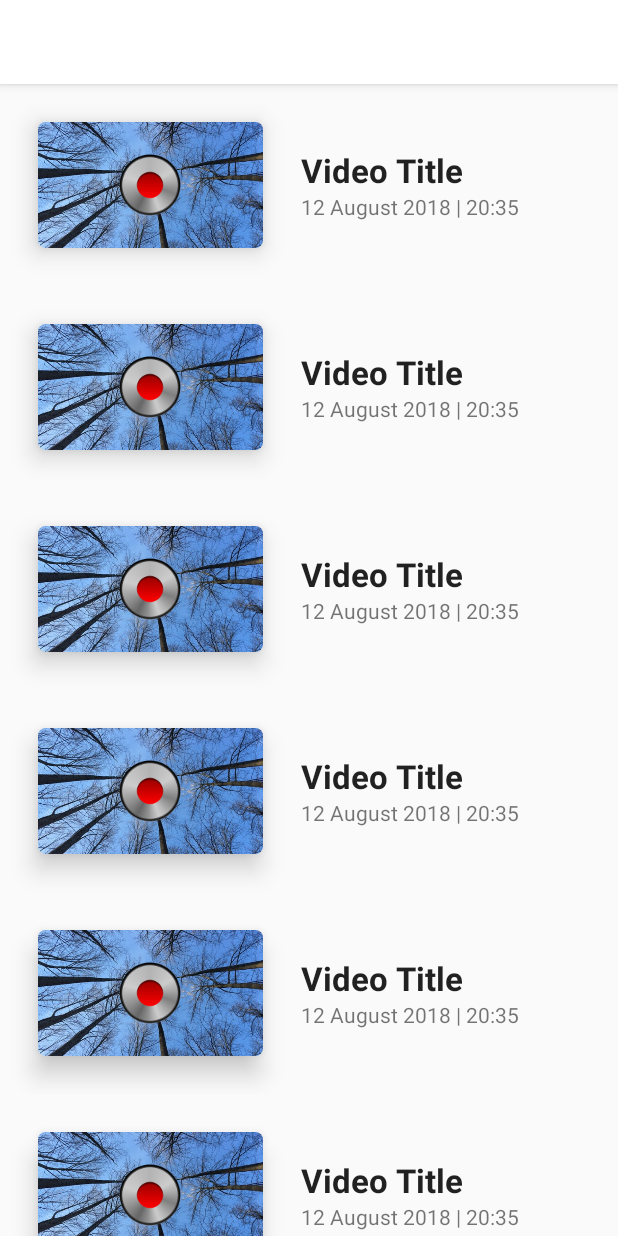
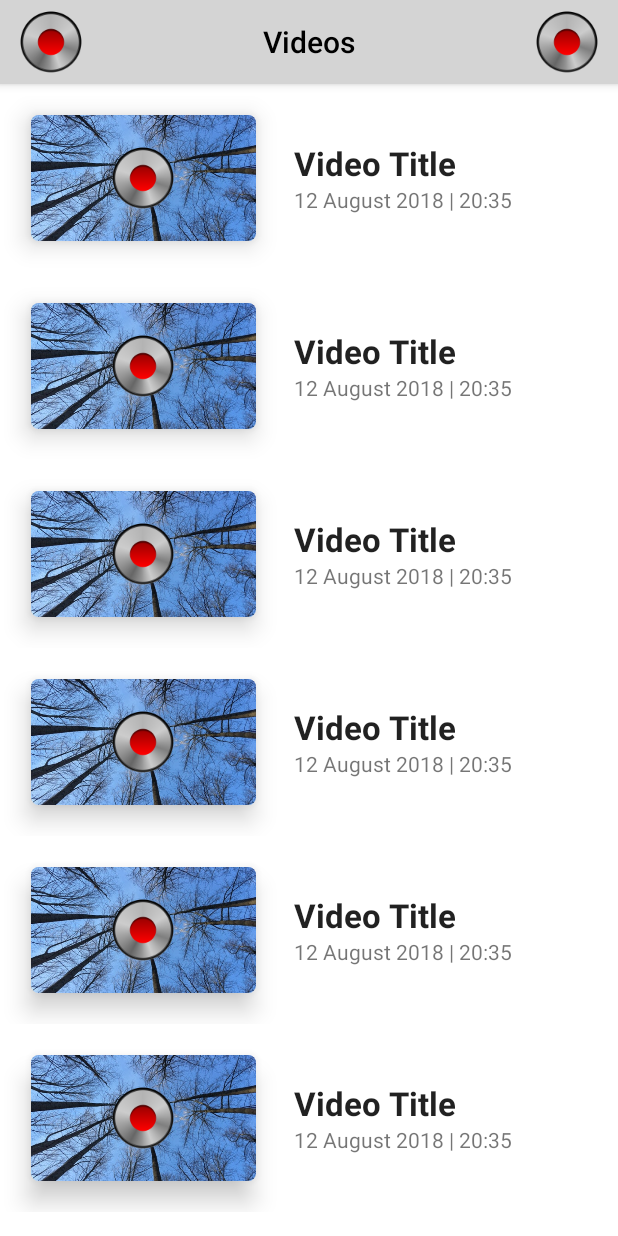
Before and after one commit to sicillian7/annotateapp, an Android app: the screen it shows after launch (HomeActivity), on a phone screen of 412 x 824 dp. Run offline under Robolectric (Android 15) with nearby library versions, the phone set to English and light mode, and no system bars; our stand-ins replace Dagger/Hilt's generated code, Picasso; plain views replace ShadowImageView; pictures from the network do not load.

Commit message:
Added the Toolbar and some minor changes

```diff
--- a/app/build.gradle
+++ b/app/build.gradle
@@ -29,7 +29,6 @@ dependencies {
 
     def lifecycle_version = "1.1.1"
 
-
     implementation fileTree(include: ['*.jar'], dir: 'libs')
     implementation 'com.android.support:appcompat-v7:28.0.0-rc01'
     implementation 'com.android.support.constraint:constraint-layout:1.1.2'
@@ -55,7 +54,7 @@ dependencies {
     implementation 'com.squareup.picasso:picasso:2.71828'
 
     //image rounding and shadow
-    implementation 'com.yinglan.shadowimageview:shadowimageview:1.0.4'
+    //implementation 'com.yinglan.shadowimageview:shadowimageview:1.0.4'
 
     implementation 'com.android.support:cardview-v7:27.1.1'
 
--- a/app/src/main/AndroidManifest.xml
+++ b/app/src/main/AndroidManifest.xml
@@ -14,7 +14,6 @@
         android:name=".InspektARApplication"
         android:allowBackup="true"
         android:icon="@mipmap/ic_launcher"
-        android:label="@string/app_name"
         android:roundIcon="@mipmap/ic_launcher_round"
         android:supportsRtl="true"
         android:theme="@style/AppTheme">
--- a/app/src/main/java/com/interworks/inspektar/home/HomeActivity.java
+++ b/app/src/main/java/com/interworks/inspektar/home/HomeActivity.java
@@ -2,27 +2,35 @@ package com.interworks.inspektar.home;
 
 import android.app.Activity;
 import android.os.Bundle;
+import android.support.v7.app.AppCompatActivity;
 import android.support.v7.widget.LinearLayoutManager;
 import android.support.v7.widget.RecyclerView;
+import android.support.v7.widget.Toolbar;
 
 import com.interworks.inspektar.R;
 import com.interworks.inspektar.base.BaseActivity;
 
 import java.util.ArrayList;
 
-public class HomeActivity extends BaseActivity{
+public class HomeActivity extends AppCompatActivity{
 
-    ArrayList<VideoListTestData> videoList;
+    private ArrayList<VideoListTestData> videoList;
+    private Toolbar mTopToolbar;
 
-    @Override
+    /*@Override
     protected int getContentView() {
         return R.layout.activity_main;
-    }
+    }*/
 
     @Override
     protected void onCreate(Bundle savedInstanceState) {
         super.onCreate(savedInstanceState);
         setContentView(R.layout.activity_main);
+
+        mTopToolbar = findViewById(R.id.toolbarTop);
+        setSupportActionBar(mTopToolbar);
+        getSupportActionBar().setDisplayShowTitleEnabled(false);
+
 
         RecyclerView rvTestVideos = findViewById(R.id.rvVideoList);
 
--- a/app/src/main/java/com/interworks/inspektar/home/HomeAdapter.java
+++ b/app/src/main/java/com/interworks/inspektar/home/HomeAdapter.java
@@ -12,7 +12,6 @@ import android.widget.TextView;
 import com.interworks.inspektar.R;
 import com.interworks.inspektar.utils.ImageUtils;
 import com.squareup.picasso.Picasso;
-import com.yinglan.shadowimageview.ShadowImageView;
 
 import java.util.List;
 
@@ -36,10 +35,10 @@ public class HomeAdapter extends RecyclerView.Adapter<HomeAdapter.ViewHolder> {
         LayoutInflater inflater = LayoutInflater.from(context);
 
         // Inflate the custom layout
-        View contactView = inflater.inflate(R.layout.item_video, parent, false);
+        View view = inflater.inflate(R.layout.item_video, parent, false);
 
         // Return a new holder instance
-        ViewHolder viewHolder = new ViewHolder(contactView);
+        ViewHolder viewHolder = new ViewHolder(view);
         return viewHolder;
     }
 
@@ -50,26 +49,36 @@ public class HomeAdapter extends RecyclerView.Adapter<HomeAdapter.ViewHolder> {
 
         VideoListTestData testData = mTestData.get(position);
 
-        ImageView ivVideo = holder.ivVideoImage;
-        ivVideo.setImageResource(testData.getImage());
 
-        /*Picasso.get()
-                .load(testData.getImage())
-                .transform(new ImageUtils(150, 0))
-                .into(ivVideo);*/
+        ViewHolder viewHolder = holder;
+        viewHolder.setIsRecyclable(false);
+        viewHolder.tvVideoTitle.setText(testData.getTitle());
+        viewHolder.tvVideoDate.setText(testData.getDate());
+        viewHolder.tvVideoHour.setText(testData.getHour());
+        viewHolder.ivVideoImage.setImageResource(testData.getImage());
+        viewHolder.ivPlayBtn.setImageResource(R.drawable.ic_btn_rec);
 
 
-        TextView tvTitle = holder.tvVideoTitle;
-        tvTitle.setText(testData.getTitle());
-
-        TextView tvDate = holder.tvVideoDate;
-        tvDate.setText(testData.getDate());
-
-        TextView tvHour = holder.tvVideoHour;
-        tvHour.setText(testData.getHour());
-
-        ImageView ivPlay = holder.ivPlayBtn;
-        ivPlay.setImageResource(R.drawable.ic_btn_rec);
+//        ImageView ivVideo = holder.ivVideoImage;
+//        ivVideo.setImageResource(testData.getImage());
+//
+//        /*Picasso.get()
+//                .load(testData.getImage())
+//                .transform(new ImageUtils(150, 0))
+//                .into(ivVideo);*/
+//
+//
+//        TextView tvTitle = holder.tvVideoTitle;
+//        tvTitle.setText(testData.getTitle());
+//
+//        TextView tvDate = holder.tvVideoDate;
+//        tvDate.setText(testData.getDate());
+//
+//        TextView tvHour = holder.tvVideoHour;
+//        tvHour.setText(testData.getHour());
+//
+//        ImageView ivPlay = holder.ivPlayBtn;
+//        ivPlay.setImageResource(R.drawable.ic_btn_rec);
 
     }
 
--- a/app/src/main/res/layout/activity_main.xml
+++ b/app/src/main/res/layout/activity_main.xml
@@ -2,17 +2,22 @@
 <android.support.constraint.ConstraintLayout xmlns:android="http://schemas.android.com/apk/res/android"
     xmlns:app="http://schemas.android.com/apk/res-auto"
     xmlns:tools="http://schemas.android.com/tools"
+    android:fitsSystemWindows="true"
     android:layout_width="match_parent"
-    android:layout_height="match_parent"
-    tools:context=".MainActivity">
+    android:layout_height="match_parent">
+
+    <include
+        android:id="@+id/toolbarTop"
+        layout="@layout/toolbar_home" />
 
     <android.support.v7.widget.RecyclerView
         android:id="@+id/rvVideoList"
-        tools:listitem="@layout/item_video"
         android:layout_width="0dp"
         android:layout_height="0dp"
+        android:background="@android:color/white"
         app:layout_constraintBottom_toBottomOf="parent"
         app:layout_constraintEnd_toEndOf="parent"
         app:layout_constraintStart_toStartOf="parent"
-        app:layout_constraintTop_toTopOf="parent" />
+        app:layout_constraintTop_toBottomOf="@+id/toolbarTop"
+        tools:listitem="@layout/item_video" />
 </android.support.constraint.ConstraintLayout>
--- a/app/src/main/res/layout/item_video.xml
+++ b/app/src/main/res/layout/item_video.xml
@@ -4,65 +4,34 @@
     xmlns:tools="http://schemas.android.com/tools"
     android:layout_width="match_parent"
     android:layout_height="wrap_content"
+    android:clipChildren="false"
+    android:clipToPadding="false"
     android:orientation="horizontal"
-    android:padding="20dp"
+    android:padding="15dp"
+    android:background="@android:color/white"
     android:shadowColor="#000"
     android:shadowDx="0"
-    android:clipToPadding="false"
-    android:clipChildren="false"
     android:shadowDy="30"
     android:shadowRadius="50">
-
-
-    <!--<FrameLayout-->
-    <!--android:layout_width="wrap_content"-->
-    <!--android:layout_height="wrap_content">-->
-
-    <!--<com.yinglan.shadowimageview.ShadowImageView-->
-    <!--android:id="@+id/ivVideoImage"-->
-    <!--android:layout_width="200dp"-->
-    <!--android:layout_height="113dp"-->
-
-    <!--android:layout_centerInParent="true"-->
-    <!--android:contentDescription="TODO"-->
-    <!--app:shadowColor="@android:color/black"-->
-    <!--app:shadowRound="1dp"-->
-    <!--app:shadowSrc="@drawable/list_test" />-->
-
-    <!--<ImageView
-        android:background="@android:color/transparent"
-        android:id="@+id/ivVideoImage"
-        android:layout_width="150dp"
-        android:layout_height="wrap_content"
-        android:adjustViewBounds="true"
-        android:contentDescription="TODO"
-        android:scaleType="centerCrop"
-        tools:src="@drawable/list_test" />-->
-
-    <!--<FrameLayout
-        android:layout_width="140dp"
-        android:layout_height="match_parent"
-        android:elevation="5dp"
-        android:background="@drawable/rounded_layout_shape"></FrameLayout>-->
 
     <android.support.v7.widget.CardView xmlns:card_view="http://schemas.android.com/apk/res-auto"
         android:id="@+id/card_view"
         android:layout_width="wrap_content"
         android:layout_height="wrap_content"
+        android:layout_gravity="center"
+        android:layout_margin="5dp"
+        android:clipChildren="false"
         android:clipToPadding="false"
-        android:clipChildren="false"
-        card_view:cardPreventCornerOverlap="false"
+        card_view:cardCornerRadius="5dp"
         card_view:cardElevation="10dp"
-        android:layout_margin="5dp"
-        android:layout_gravity="center"
-        card_view:cardCornerRadius="5dp">
+        card_view:cardPreventCornerOverlap="false">
+
         <ImageView
-            android:background="@android:color/transparent"
             android:id="@+id/ivVideoImage"
             android:layout_width="150dp"
             android:layout_height="wrap_content"
-
             android:adjustViewBounds="true"
+            android:background="@android:color/transparent"
             android:contentDescription="TODO"
             android:scaleType="centerCrop"
             tools:src="@drawable/list_test" />
@@ -75,7 +44,6 @@
             android:layout_gravity="center"
             android:contentDescription="TODO"
             tools:src="@drawable/ic_btn_rec" />
-        <!--</FrameLayout>-->
     </android.support.v7.widget.CardView>
 
     <LinearLayout
--- /dev/null
+++ b/app/src/main/res/layout/toolbar_home.xml
@@ -0,0 +1,41 @@
+<?xml version="1.0" encoding="utf-8"?>
+<android.support.v7.widget.Toolbar xmlns:android="http://schemas.android.com/apk/res/android"
+    xmlns:app="http://schemas.android.com/apk/res-auto"
+
+    android:id="@+id/toolbar"
+    android:layout_width="match_parent"
+    android:layout_height="?attr/actionBarSize"
+    android:layout_alignParentEnd="true"
+    android:layout_alignParentStart="true"
+    android:layout_alignParentTop="true"
+    android:background="@color/action_bar_gray"
+    app:contentInsetLeft="0dp"
+    app:contentInsetStart="0dp"
+    android:elevation="4dp">
+
+    <TextView
+        android:id="@+id/toolbar_title"
+        style="@style/TextAppearance.AppCompat.Widget.ActionBar.Title"
+        android:layout_width="wrap_content"
+        android:layout_height="wrap_content"
+        android:layout_gravity="center"
+        android:text="Videos"
+        android:textColor="@android:color/black" />
+
+
+    <ImageView
+        android:id="@+id/toobarLeftIcon"
+        android:layout_width="wrap_content"
+        android:layout_marginLeft="10dp"
+        android:layout_height="wrap_content"
+        android:layout_gravity="left"
+        android:src="@drawable/ic_btn_rec" />
+
+    <ImageView
+        android:id="@+id/toobarRightIcon"
+        android:layout_width="wrap_content"
+        android:layout_height="wrap_content"
+        android:layout_marginRight="10dp"
+        android:layout_gravity="right"
+        android:src="@drawable/ic_btn_rec" />
+</android.support.v7.widget.Toolbar>
--- /dev/null
+++ b/app/src/main/res/menu/home.xml
@@ -0,0 +1,14 @@
+<?xml version="1.0" encoding="utf-8"?>
+<menu xmlns:android="http://schemas.android.com/apk/res/android"
+    xmlns:app="http://schemas.android.com/apk/res-auto"
+    xmlns:tools="http://schemas.android.com/tools"
+    tools:context=".home.HomeActivity">
+
+    <item
+        android:id="@+id/action_favorite"
+        android:orderInCategory="300"
+        android:title=""
+        android:icon="@drawable/ic_btn_rec"
+        app:showAsAction="ifRoom"></item>
+
+</menu>
--- a/app/src/main/res/values/colors.xml
+++ b/app/src/main/res/values/colors.xml
@@ -5,4 +5,5 @@
     <color name="colorAccent">#FF4081</color>
     <color name="darker_gray">#616161</color>
     <color name="white">#FFFF</color>
+    <color name="action_bar_gray">#d4d4d4</color>
 </resources>
--- a/app/src/main/res/values/strings.xml
+++ b/app/src/main/res/values/strings.xml
@@ -8,4 +8,5 @@
     <string name="cannot_connect_camera">Can\'t connect to the camera.</string>
     <!-- message for the dialog showing the camera is disabled because of security policies. Camera cannot be used. -->
     <string name="camera_disabled">Camera has been disabled because of security policies.</string>
+    <string name="title_home_screen">Videos</string>
 </resources>
--- a/app/src/main/res/values/styles.xml
+++ b/app/src/main/res/values/styles.xml
@@ -1,10 +1,10 @@
 <resources>
 
     <!-- Base application theme. -->
-    <style name="AppTheme" parent="Theme.AppCompat.Light.DarkActionBar">
+    <style name="AppTheme" parent="Theme.AppCompat.Light.NoActionBar">
         <!-- Customize your theme here. -->
-        <item name="colorPrimary">@color/white</item>
-        <item name="colorPrimaryDark">@color/white</item>
+        <item name="colorPrimary">@color/action_bar_gray</item>
+        <item name="colorPrimaryDark">@color/action_bar_gray</item>
         <item name="colorAccent">@color/colorAccent</item>
     </style>
 
```
